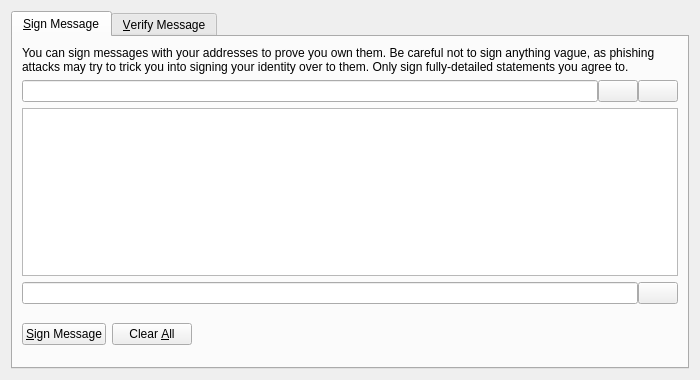
Above: src/qt/forms/signverifymessagedialog.ui from coin-be/core before the change. Below: the same form after it.
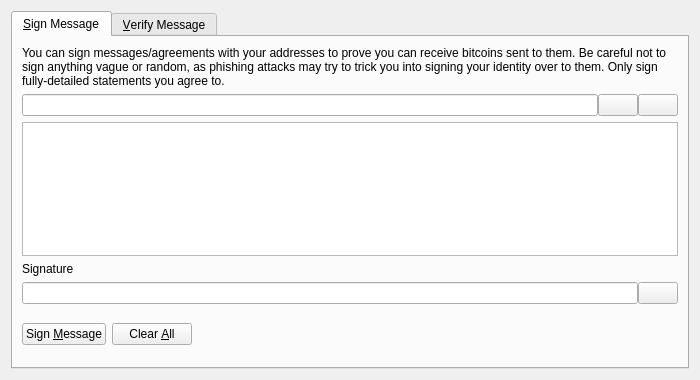
That is the form after the change. The open tabs and pages were chosen to show the change. Icons and pictures are not drawn. Custom widgets are drawn as their Qt base class.

What changed in the file:
```diff
--- a/src/qt/forms/signverifymessagedialog.ui
+++ b/src/qt/forms/signverifymessagedialog.ui
@@ -30,7 +30,7 @@
        <item>
         <widget class="QLabel" name="infoLabel_SM">
          <property name="text">
-          <string>You can sign messages with your addresses to prove you own them. Be careful not to sign anything vague, as phishing attacks may try to trick you into signing your identity over to them. Only sign fully-detailed statements you agree to.</string>
+          <string>You can sign messages/agreements with your addresses to prove you can receive bitcoins sent to them. Be careful not to sign anything vague or random, as phishing attacks may try to trick you into signing your identity over to them. Only sign fully-detailed statements you agree to.</string>
          </property>
          <property name="textFormat">
           <enum>Qt::PlainText</enum>
@@ -104,6 +104,16 @@
          </property>
         </widget>
        </item>
+       <item>
+        <widget class="QLabel" name="signatureLabel_SM">
+         <property name="text">
+          <string>Signature</string>
+         </property>
+         <property name="textFormat">
+          <enum>Qt::PlainText</enum>
+         </property>
+        </widget>
+       </item>
        <item>
         <layout class="QHBoxLayout" name="horizontalLayout_2_SM">
          <property name="spacing">
@@ -148,7 +158,7 @@
             <string>Sign the message to prove you own this CoinBe address</string>
            </property>
            <property name="text">
-            <string>&amp;Sign Message</string>
+            <string>Sign &amp;Message</string>
            </property>
            <property name="icon">
             <iconset resource="../bitcoin.qrc">
```
Left out of the diff: 24 changed lines with no effect on the pictures.
